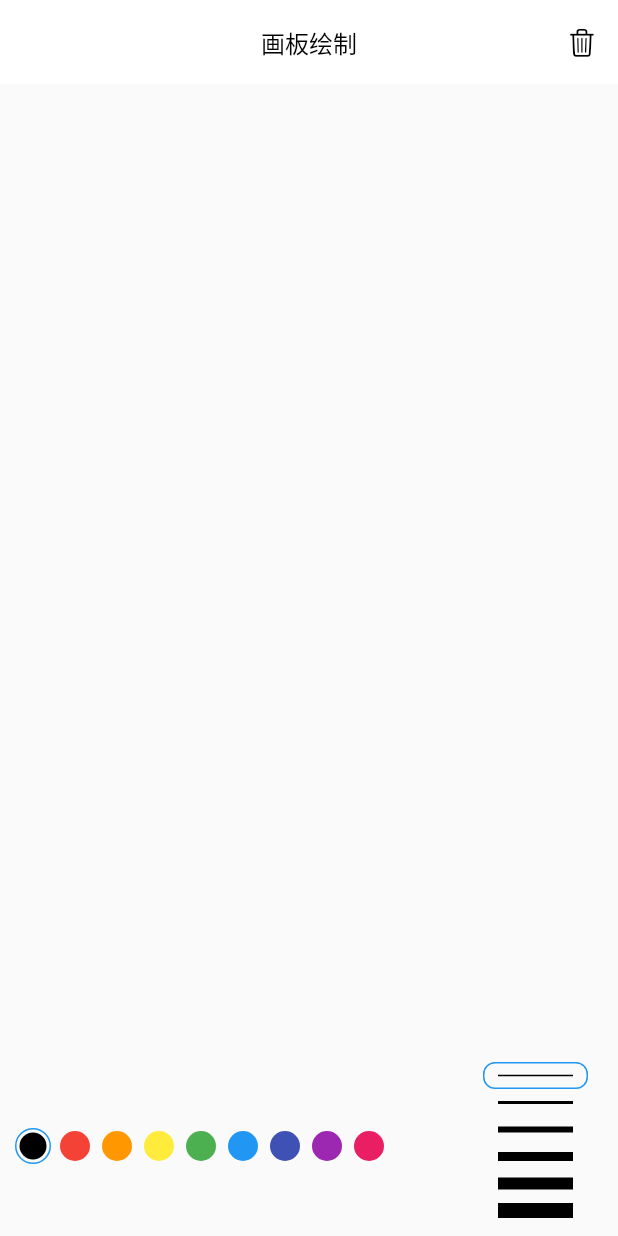
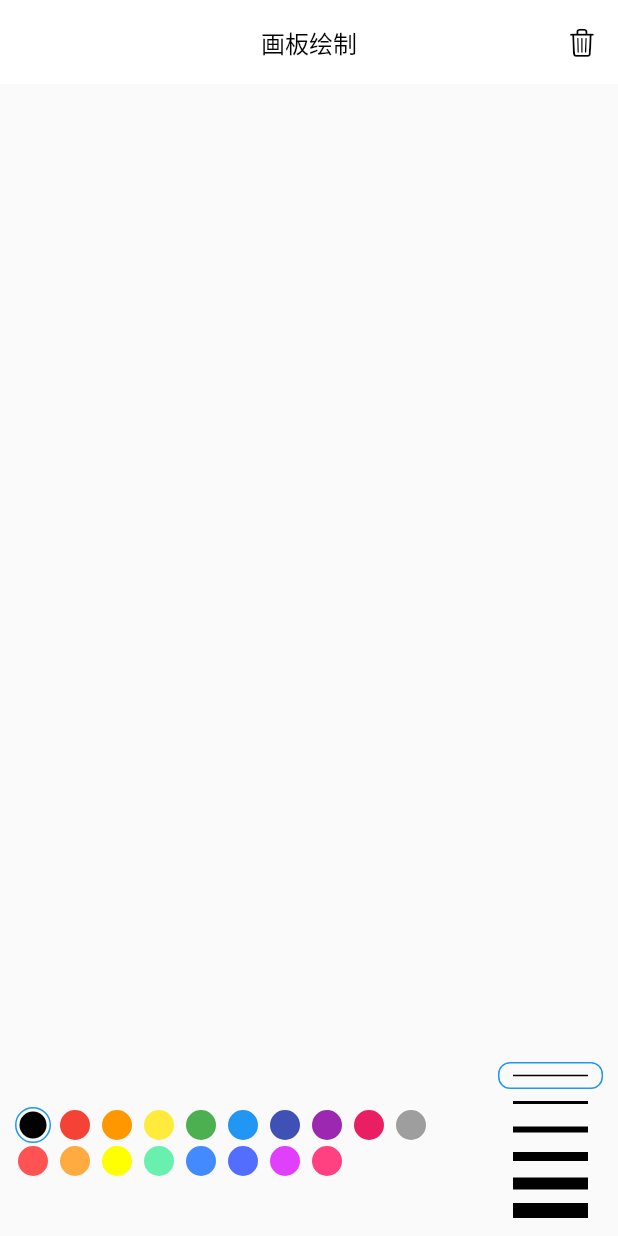
Before and after one commit to toly1994328/flutter_first_station, a Flutter app: the screen it shows after launch, on a phone screen of 412 x 824 dp. Run offline on Flutter 3.47's test engine with Material 2 defaults, Android fonts, the light colour scheme and no system bars; missing offline and left inert: flame_audio.

Commit message:
选择线条颜色

```diff
--- a/lib/paper/paper.dart
+++ b/lib/paper/paper.dart
@@ -34,15 +34,15 @@ class _PaperState extends State<Paper> {
     Colors.purple,
     Colors.pink,
 
-    // Colors.grey,
-    // Colors.redAccent,
-    // Colors.orangeAccent,
-    // Colors.yellowAccent,
-    // Colors.greenAccent,
-    // Colors.blueAccent,
-    // Colors.indigoAccent,
-    // Colors.purpleAccent,
-    // Colors.pinkAccent,
+    Colors.grey,
+    Colors.redAccent,
+    Colors.orangeAccent,
+    Colors.yellowAccent,
+    Colors.greenAccent,
+    Colors.blueAccent,
+    Colors.indigoAccent,
+    Colors.purpleAccent,
+    Colors.pinkAccent,
   ];
 
   // 支持的线粗
@@ -55,7 +55,6 @@ class _PaperState extends State<Paper> {
         onClear: _showClearDialog,
       ),
       body: Stack(
-        alignment: Alignment.bottomLeft,
         children: [
           GestureDetector(
             onPanStart: _onPanStart,
@@ -66,22 +65,25 @@ class _PaperState extends State<Paper> {
             ),
           ),
           Positioned(
-            bottom: 40,
+            bottom: 0,
+            width: MediaQuery.of(context).size.width,
+            child: Row(
+              children: [
+                Expanded(
                   child: ColorSelector(
                     supportColors: supportColors,
                     activeIndex: _activeColorIndex,
                     onSelect: _onSelectColor,
                   ),
                 ),
-          Positioned(
-            bottom: 0,
-            right: 10,
-            child:  StorkWidthSelector(
+                StorkWidthSelector(
                   supportStorkWidths: supportStorkWidths,
                   color: supportColors[_activeColorIndex],
                   activeIndex: _activeStorkWidthIndex,
                   onSelect: _onSelectStorkWidth,
-            )
+                ),
+              ],
+            ),
           ),
         ],
       ),
```
Lines whose indentation alone changed are shown as unchanged.
